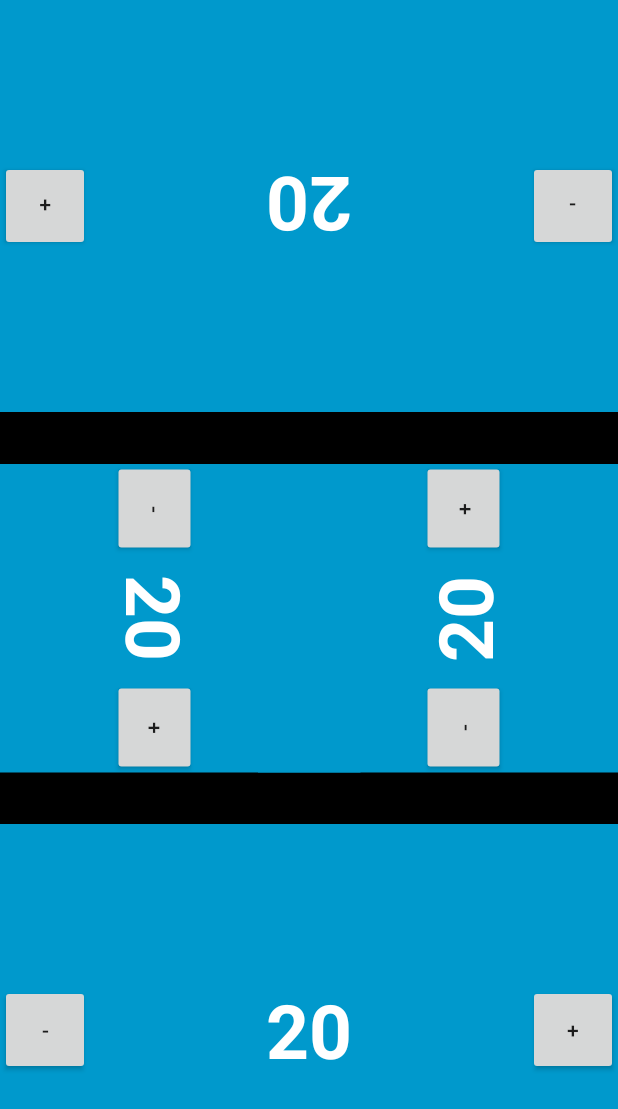
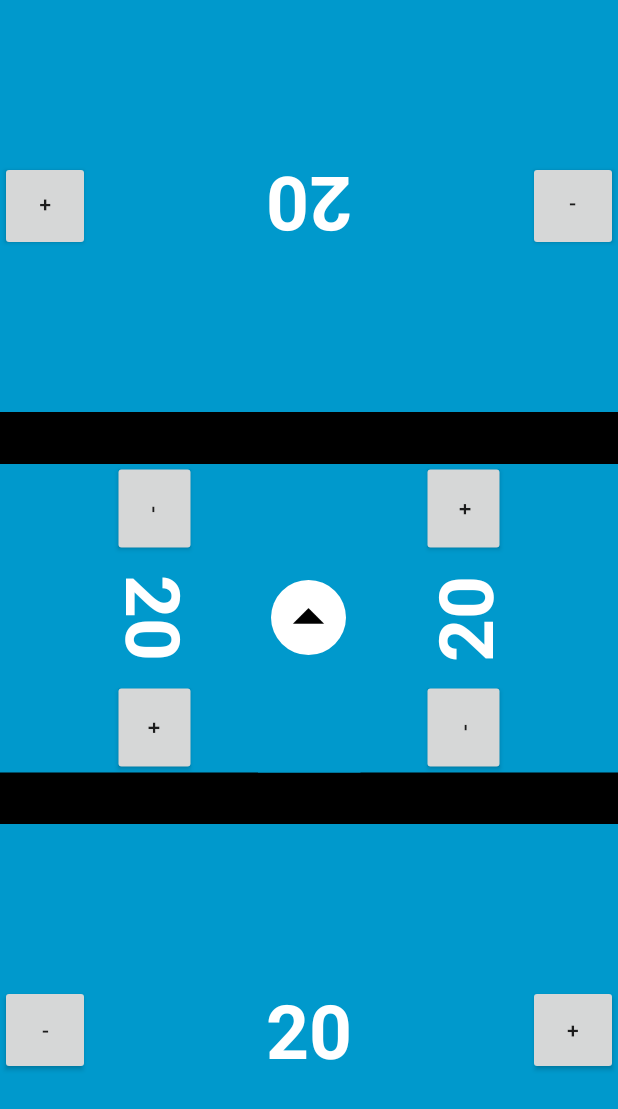
Before and after one commit to josh-perry/MTG-Counter, an Android app: the layout activity_main.xml on its own in the app's theme, with its tools: preview values and no code run, on a phone screen of 412 x 824 dp. Shown: the top 1109 px of the screen. Run offline under Robolectric (Android 15) with nearby library versions, the phone set to English and light mode, and no system bars.

Commit message:
Added turn button (not functional yet)

```diff
--- a/app/src/main/java/com/literallyjosh/mtg_counter/MainActivity.java
+++ b/app/src/main/java/com/literallyjosh/mtg_counter/MainActivity.java
@@ -6,7 +6,7 @@ import android.view.View;
 import android.widget.LinearLayout;
 
 public class MainActivity extends AppCompatActivity {
-    private int players = 4;
+    private int players = 2;
 
     @Override
     protected void onCreate(Bundle savedInstanceState) {
--- /dev/null
+++ b/app/src/main/res/drawable/roundedcorner.xml
@@ -0,0 +1,5 @@
+<?xml version="1.0" encoding="utf-8"?>
+<shape xmlns:android="http://schemas.android.com/apk/res/android">
+    <solid android:color="#FFFFFF" />
+    <corners android:radius="25dp" />
+</shape>
--- a/app/src/main/res/layout/activity_main.xml
+++ b/app/src/main/res/layout/activity_main.xml
@@ -1,8 +1,13 @@
-<LinearLayout xmlns:android="http://schemas.android.com/apk/res/android"
+<FrameLayout xmlns:android="http://schemas.android.com/apk/res/android"
     xmlns:tools="http://schemas.android.com/tools"
+    xmlns:app="http://schemas.android.com/apk/res-auto"
     android:layout_width="match_parent"
     android:layout_height="match_parent"
-    tools:context="com.literallyjosh.mtg_counter.MainActivity"
+    tools:context="com.literallyjosh.mtg_counter.MainActivity">
+
+    <LinearLayout
+        android:layout_width="match_parent"
+        android:layout_height="match_parent"
         android:background="#000000"
         android:orientation="vertical">
 
@@ -12,8 +17,7 @@
             android:layout_height="0dp"
             android:layout_weight="0.3"
             android:rotation="180"
-        android:gravity="center"
-        android:keepScreenOn="true"/>
+            android:gravity="center"/>
 
         <LinearLayout
             android:id="@+id/p34_layout"
@@ -42,6 +46,14 @@
             android:layout_width="match_parent"
             android:layout_height="0dp"
             android:layout_weight="0.3"
-        android:gravity="center"
-        android:keepScreenOn="true"/>
+            android:gravity="center"/>
     </LinearLayout>
+
+    <ImageButton
+        android:layout_width="50dp"
+        android:layout_height="50dp"
+        android:layout_gravity="center"
+        android:background="@drawable/roundedcorner"
+        android:src="@drawable/ic_navigation_arrow_drop_up"
+        android:contentDescription="Turn arrow"/>
+</FrameLayout>
```
Also changed, not shown: app/src/main/res/drawable-hdpi/ic_navigation_arrow_drop_down.png (added), app/src/main/res/drawable-hdpi/ic_navigation_arrow_drop_up.png (added), app/src/main/res/drawable-mdpi/ic_navigation_arrow_drop_down.png (added), app/src/main/res/drawable-mdpi/ic_navigation_arrow_drop_up.png (added), app/src/main/res/drawable-xhdpi/ic_navigation_arrow_drop_down.png (added), app/src/main/res/drawable-xhdpi/ic_navigation_arrow_drop_up.png (added), app/src/main/res/drawable-xxhdpi/ic_navigation_arrow_drop_down.png (added), app/src/main/res/drawable-xxhdpi/ic_navigation_arrow_drop_up.png (added), app/src/main/res/drawable-xxxhdpi/ic_navigation_arrow_drop_down.png (added), app/src/main/res/drawable-xxxhdpi/ic_navigation_arrow_drop_up.png (added). Lines whose indentation alone changed are shown as unchanged.
